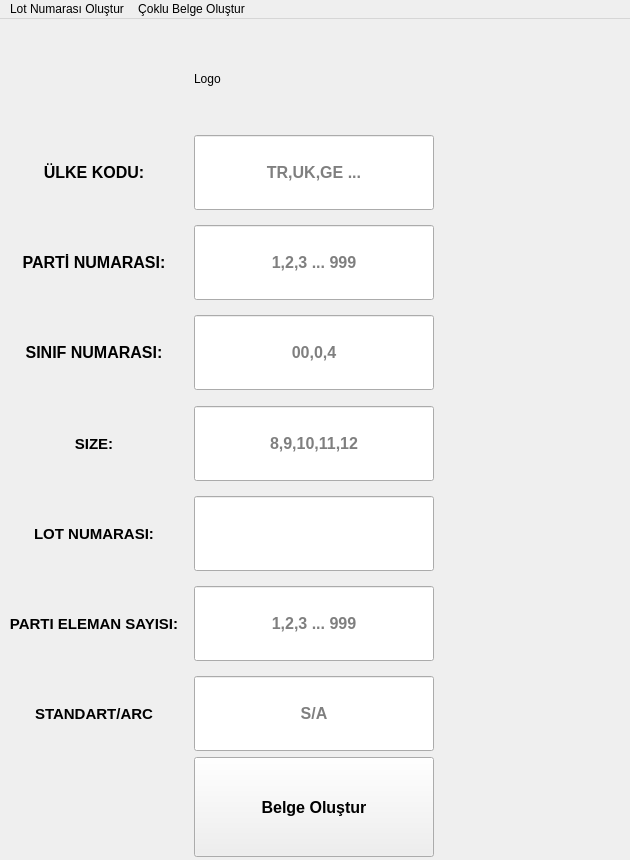
This is Arayüz/arayuz2.ui in saidberk27/asparser as Qt 5 draws it before an edit. The edited form follows.
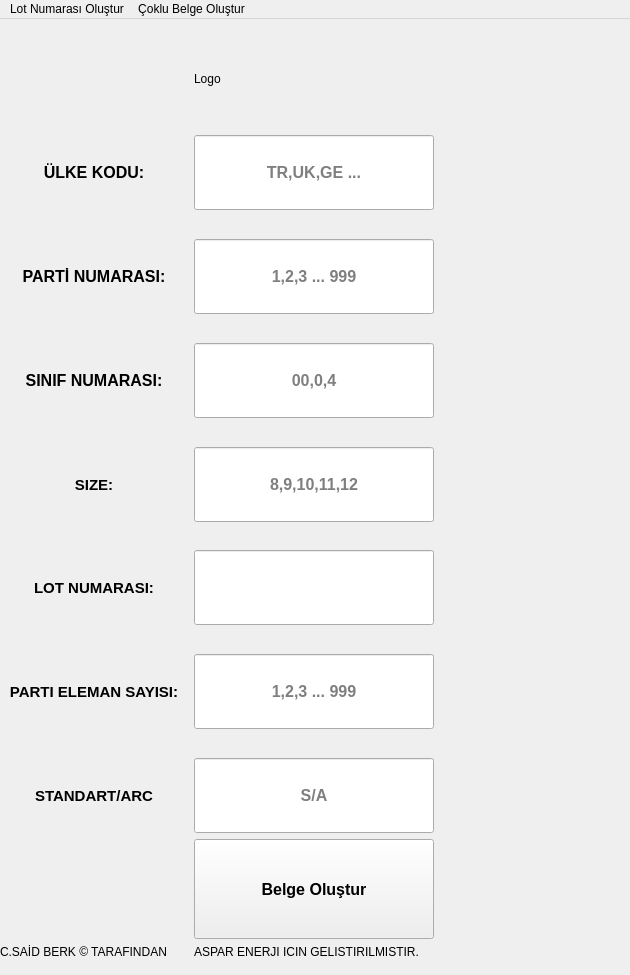
This is the edited form.

Patch:
```diff
--- a/Arayüz/arayuz2.ui
+++ b/Arayüz/arayuz2.ui
@@ -7,7 +7,7 @@
     <x>0</x>
     <y>0</y>
     <width>630</width>
-    <height>860</height>
+    <height>975</height>
    </rect>
   </property>
   <property name="sizePolicy">
@@ -19,13 +19,13 @@
   <property name="minimumSize">
    <size>
     <width>630</width>
-    <height>860</height>
+    <height>975</height>
    </size>
   </property>
   <property name="maximumSize">
    <size>
     <width>630</width>
-    <height>860</height>
+    <height>975</height>
    </size>
   </property>
   <property name="windowTitle">
@@ -38,7 +38,7 @@
       <x>0</x>
       <y>10</y>
       <width>621</width>
-      <height>848</height>
+      <height>930</height>
      </rect>
     </property>
     <layout class="QGridLayout" name="gridLayout">
```
Left out of the diff: 552 changed lines with no effect on the pictures.
